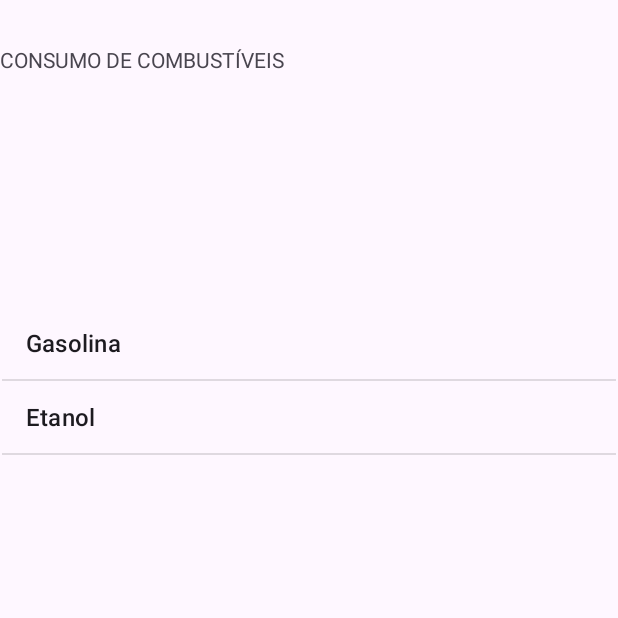
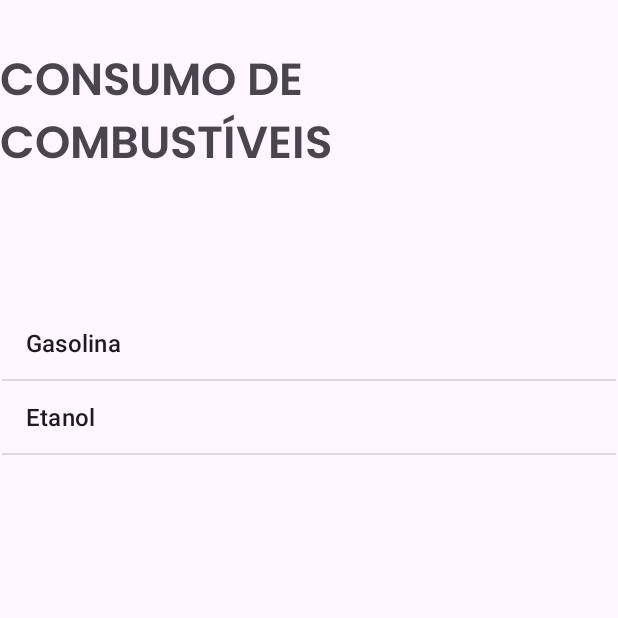
Before and after one commit to renansaccon/EconoFuel, an Android app: the BuscaActivity screen opened directly, with no data from a screen before it, on a phone screen of 412 x 824 dp, the top half of it. Run offline under Robolectric (Android 15) with nearby library versions, the phone set to English and light mode, and no system bars.

Commit message:
Add BuscaActivity

```diff
--- a/app/src/main/res/layout/activity_busca.xml
+++ b/app/src/main/res/layout/activity_busca.xml
@@ -12,6 +12,8 @@
         android:layout_height="80dp"
         android:layout_marginTop="30dp"
         android:text="@string/consumo_de_combust_veis"
+        android:fontFamily="@font/poppins_semibold"
+        android:textSize="30sp"
         app:layout_constraintEnd_toEndOf="parent"
         app:layout_constraintTop_toTopOf="parent" />
 
@@ -20,6 +22,7 @@
         android:layout_width="409dp"
         android:layout_height="619dp"
         android:entries="@array/combustiveis"
+        android:fontFamily="@font/poppins"
         tools:context=".BuscaActivity"
         app:layout_constraintBottom_toBottomOf="parent"
         app:layout_constraintEnd_toEndOf="parent"
```
